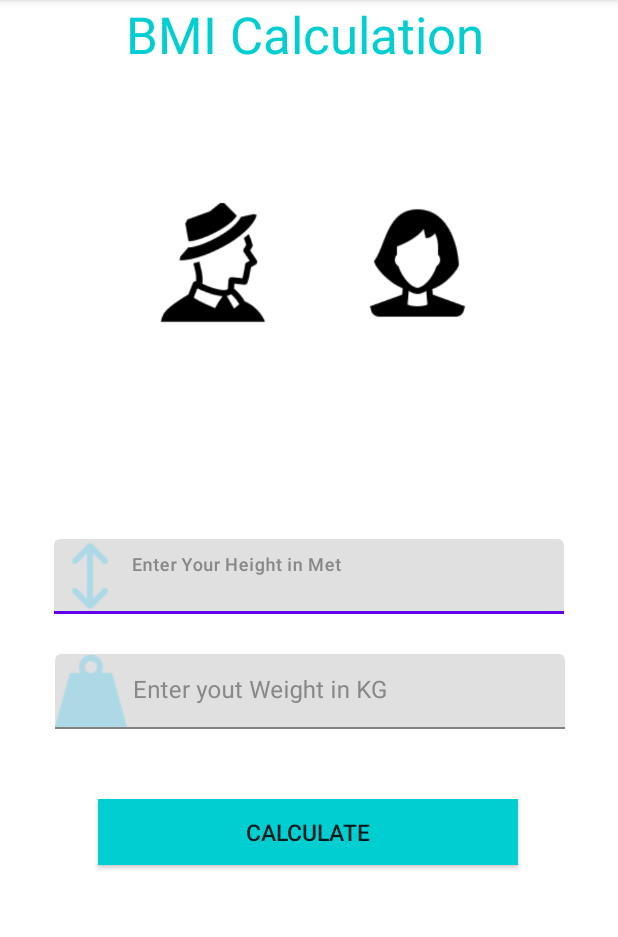
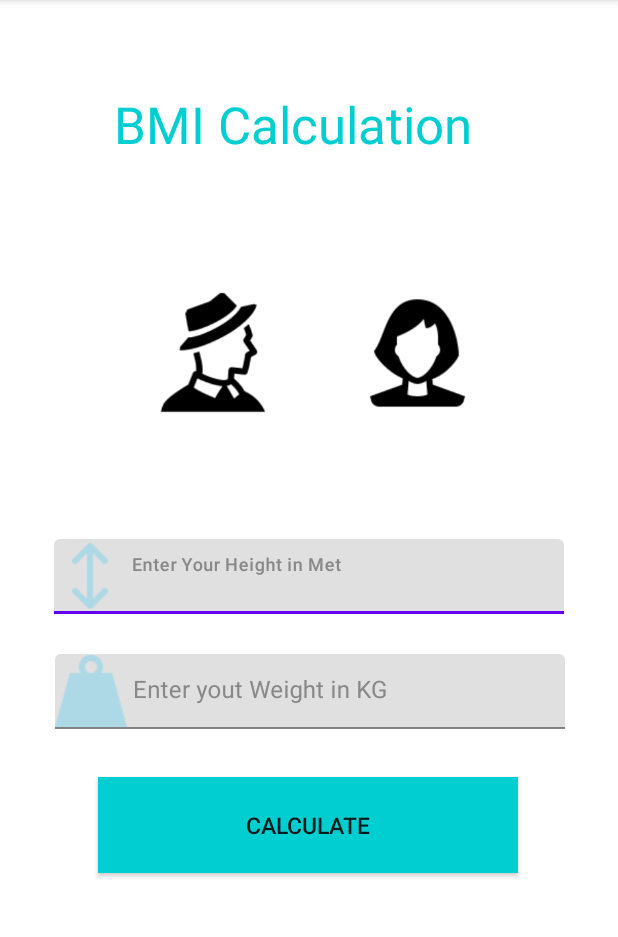
Before and after one commit to medhuuuu/FittTrade-A-fittness-app-where-user-can-trade-food-item-also, an Android app: the BMI_calculation screen opened directly, with no data from a screen before it, on a phone screen of 412 x 824 dp, the part 84-1021 px from its top. Run offline under Robolectric (Android 15) with nearby library versions, the light colour scheme and no system bars.

Commit message:
bmi wrong-- samin

```diff
--- a/app/src/main/res/layout/activity_bmi_calculation.xml
+++ b/app/src/main/res/layout/activity_bmi_calculation.xml
@@ -13,11 +13,12 @@
         style="@style/fontfamily"
         android:layout_width="310dp"
         android:layout_height="51dp"
-        android:layout_marginEnd="8dp"
+        android:layout_marginTop="60dp"
+        android:layout_marginEnd="16dp"
         android:text="BMI Calculation"
         android:textSize="34sp"
         app:layout_constraintEnd_toEndOf="parent"
-        tools:layout_editor_absoluteY="59dp" />
+        app:layout_constraintTop_toTopOf="parent" />
 
     <ImageView
         android:layout_width="183dp"
@@ -84,7 +85,7 @@
     <androidx.appcompat.widget.AppCompatButton
         android:id="@+id/button"
         android:layout_width="280dp"
-        android:layout_height="44dp"
+        android:layout_height="64dp"
         android:background="@color/DarkTurquoise"
         android:text="CALCULATE"
         android:textSize="15sp"
```
Also changed, not shown: app/src/main/java/com/example/fittrade/BMI_calculation.kt (+10 -7 lines).
